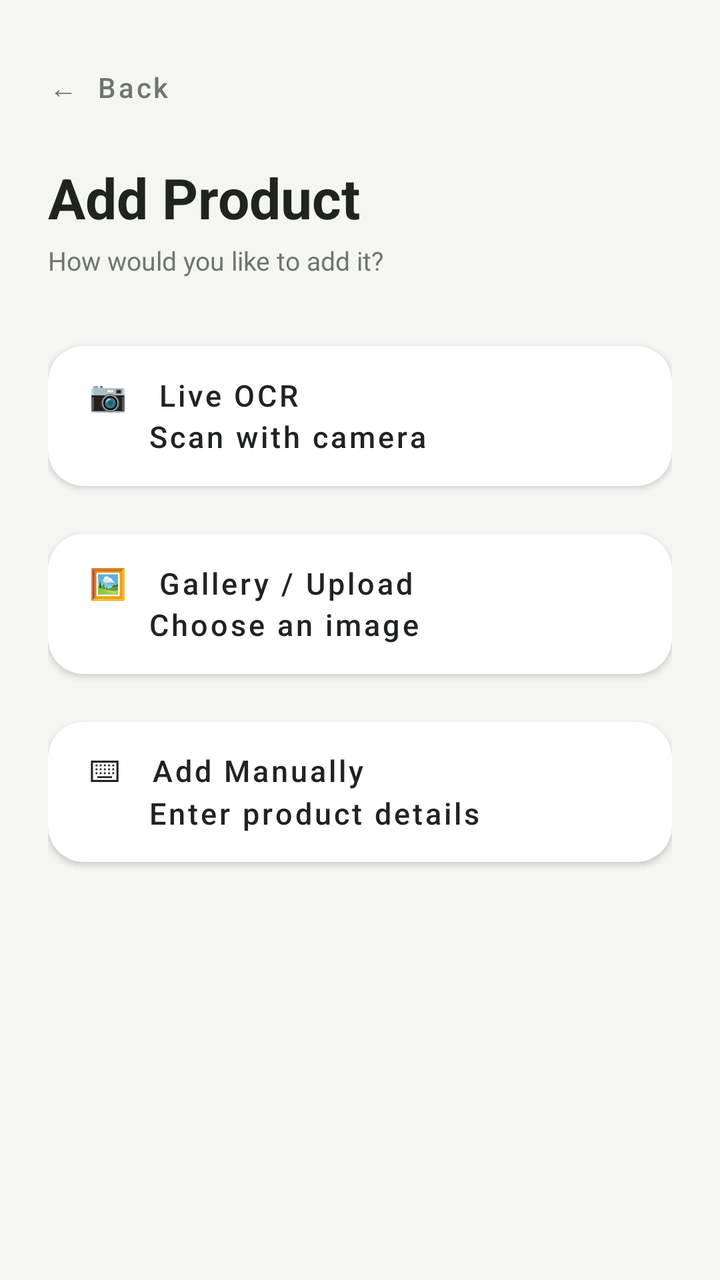
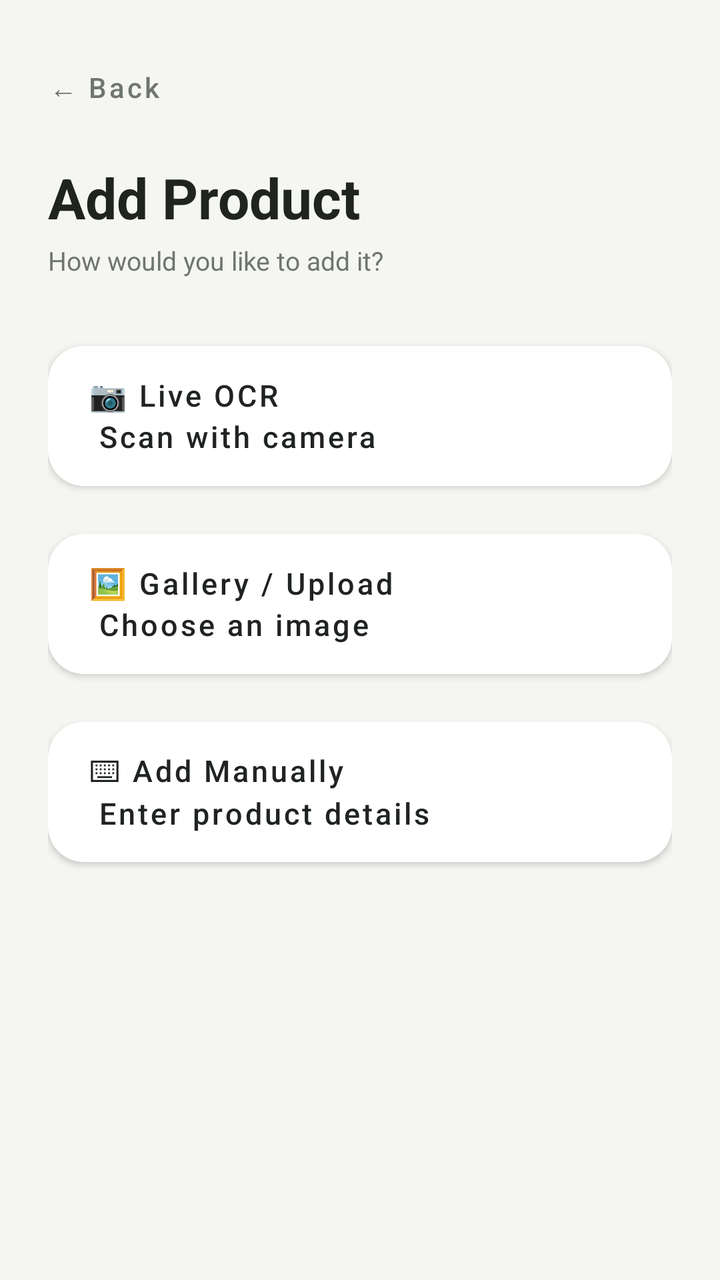

An Android layout rendered at two revisions. The XML below is the earlier revision; the diff shows what the commit changed to produce the second picture.
<!-- AndroidManifest.xml: application theme Theme.OcrTest -->
<!-- res/layout/activity_add_options.xml -->
<?xml version="1.0" encoding="utf-8"?>
<androidx.constraintlayout.widget.ConstraintLayout
    xmlns:android="http://schemas.android.com/apk/res/android"
    xmlns:app="http://schemas.android.com/apk/res-auto"
    android:layout_width="match_parent"
    android:layout_height="match_parent"
    android:background="@color/background_dark"
    android:paddingStart="24dp"
    android:paddingEnd="24dp"
    android:paddingTop="28dp">

    

    <com.google.android.material.button.MaterialButton
        android:id="@+id/btnBack"
        style="@style/Widget.MaterialComponents.Button.TextButton"
        android:layout_width="wrap_content"
        android:layout_height="wrap_content"
        android:minWidth="0dp"
        android:minHeight="0dp"
        android:padding="0dp"
        android:text="←  Back"
        android:textAllCaps="false"
        android:textColor="@color/text_secondary"
        android:textSize="14sp"
        app:layout_constraintStart_toStartOf="parent"
        app:layout_constraintTop_toTopOf="parent" />

    

    <TextView
        android:id="@+id/tvAddProductTitle"
        android:layout_width="wrap_content"
        android:layout_height="wrap_content"
        android:layout_marginTop="52dp"
        android:text="Add Product"
        android:textColor="@color/text_primary"
        android:textSize="28sp"
        android:textStyle="bold"
        app:layout_constraintStart_toStartOf="parent"
        app:layout_constraintTop_toTopOf="parent" />

    

    <TextView
        android:id="@+id/tvAddProductSubtitle"
        android:layout_width="wrap_content"
        android:layout_height="wrap_content"
        android:layout_marginTop="4dp"
        android:text="How would you like to add it?"
        android:textColor="@color/text_secondary"
        android:textSize="13sp"
        app:layout_constraintStart_toStartOf="parent"
        app:layout_constraintTop_toBottomOf="@id/tvAddProductTitle" />

    

    <com.google.android.material.button.MaterialButton
        android:id="@+id/btnLiveOcr"
        android:layout_width="0dp"
        android:layout_height="82dp"
        android:layout_marginTop="28dp"
        android:gravity="center_vertical|start"
        android:paddingStart="20dp"
        android:paddingEnd="20dp"
        android:text="📷   Live OCR\n      Scan with camera"
        android:textAllCaps="false"
        android:textColor="@color/text_primary"
        android:textSize="15sp"
        android:lineSpacingExtra="3dp"
        app:backgroundTint="@color/card_dark"
        app:cornerRadius="18dp"
        app:iconGravity="textStart"
        app:layout_constraintEnd_toEndOf="parent"
        app:layout_constraintStart_toStartOf="parent"
        app:layout_constraintTop_toBottomOf="@id/tvAddProductSubtitle"
        app:strokeWidth="0dp" />

    

    <com.google.android.material.button.MaterialButton
        android:id="@+id/btnGallery"
        android:layout_width="0dp"
        android:layout_height="82dp"
        android:layout_marginTop="12dp"
        android:gravity="center_vertical|start"
        android:paddingStart="20dp"
        android:paddingEnd="20dp"
        android:text="🖼   Gallery / Upload\n      Choose an image"
        android:textAllCaps="false"
        android:textColor="@color/text_primary"
        android:textSize="15sp"
        android:lineSpacingExtra="3dp"
        app:backgroundTint="@color/card_dark"
        app:cornerRadius="18dp"
        app:layout_constraintEnd_toEndOf="parent"
        app:layout_constraintStart_toStartOf="parent"
        app:layout_constraintTop_toBottomOf="@id/btnLiveOcr"
        app:strokeWidth="0dp" />

    

    <com.google.android.material.button.MaterialButton
        android:id="@+id/btnAddManually"
        android:layout_width="0dp"
        android:layout_height="82dp"
        android:layout_marginTop="12dp"
        android:gravity="center_vertical|start"
        android:paddingStart="20dp"
        android:paddingEnd="20dp"
        android:text="⌨   Add Manually\n      Enter product details"
        android:textAllCaps="false"
        android:textColor="@color/text_primary"
        android:textSize="15sp"
        android:lineSpacingExtra="3dp"
        app:backgroundTint="@color/card_dark"
        app:cornerRadius="18dp"
        app:layout_constraintEnd_toEndOf="parent"
        app:layout_constraintStart_toStartOf="parent"
        app:layout_constraintTop_toBottomOf="@id/btnGallery"
        app:strokeWidth="0dp" />

</androidx.constraintlayout.widget.ConstraintLayout>
<!-- resources referenced by this layout -->
<resources>
  <color name="background_dark">#F5F6F1</color>
  <color name="card_dark">#FFFFFF</color>
  <color name="text_primary">#202421</color>
  <color name="text_secondary">#6F756F</color>
  <style name="Theme.OcrTest" parent="Theme.MaterialComponents.NoActionBar">
  
          <item name="colorPrimary">@color/green_primary</item>
          <item name="colorPrimaryVariant">@color/green_primary</item>
          <item name="colorOnPrimary">@color/background_dark</item>
          <item name="colorSecondary">@color/green_primary</item>
          <item name="colorSurface">@color/surface_dark</item>
  
          <item name="android:colorBackground">@color/background_dark</item>
          <item name="android:colorAccent">@color/green_primary</item>
  
          <item name="colorOnSurface">@color/text_primary</item>
  
      </style>
  <color name="green_primary">#2F5D50</color>
  <color name="surface_dark">#ECEFEA</color>
</resources>

<!-- the commit's change to res/layout/activity_add_options.xml (unified diff, before → after) -->
@@ -19,7 +19,7 @@
         android:minWidth="0dp"
         android:minHeight="0dp"
         android:padding="0dp"
-        android:text="←  Back"
+        android:text="@string/back"
         android:textAllCaps="false"
         android:textColor="@color/text_secondary"
         android:textSize="14sp"
@@ -33,7 +33,7 @@
         android:layout_width="wrap_content"
         android:layout_height="wrap_content"
         android:layout_marginTop="52dp"
-        android:text="Add Product"
+        android:text="@string/add_product_title"
         android:textColor="@color/text_primary"
         android:textSize="28sp"
         android:textStyle="bold"
@@ -47,7 +47,7 @@
         android:layout_width="wrap_content"
         android:layout_height="wrap_content"
         android:layout_marginTop="4dp"
-        android:text="How would you like to add it?"
+        android:text="@string/add_product_subtitle"
         android:textColor="@color/text_secondary"
         android:textSize="13sp"
         app:layout_constraintStart_toStartOf="parent"
@@ -63,7 +63,7 @@
         android:gravity="center_vertical|start"
         android:paddingStart="20dp"
         android:paddingEnd="20dp"
-        android:text="📷   Live OCR\n      Scan with camera"
+        android:text="@string/live_ocr"
         android:textAllCaps="false"
         android:textColor="@color/text_primary"
         android:textSize="15sp"
@@ -86,7 +86,7 @@
         android:gravity="center_vertical|start"
         android:paddingStart="20dp"
         android:paddingEnd="20dp"
-        android:text="🖼   Gallery / Upload\n      Choose an image"
+        android:text="@string/gallery_upload"
         android:textAllCaps="false"
         android:textColor="@color/text_primary"
         android:textSize="15sp"
@@ -108,7 +108,7 @@
         android:gravity="center_vertical|start"
         android:paddingStart="20dp"
         android:paddingEnd="20dp"
-        android:text="⌨   Add Manually\n      Enter product details"
+        android:text="@string/add_manually"
         android:textAllCaps="false"
         android:textColor="@color/text_primary"
         android:textSize="15sp"
<!-- resource entries referenced after the edit -->
@@ -4,6 +4,12 @@
   <color name="card_dark">#FFFFFF</color>
   <color name="text_primary">#202421</color>
   <color name="text_secondary">#6F756F</color>
+  <string name="add_manually">⌨   Add Manually\n      Enter product details</string>
+  <string name="add_product_subtitle">How would you like to add it?</string>
+  <string name="add_product_title">Add Product</string>
+  <string name="back">←  Back</string>
+  <string name="gallery_upload">🖼   Gallery / Upload\n      Choose an image</string>
+  <string name="live_ocr">📷   Live OCR\n      Scan with camera</string>
   <style name="Theme.OcrTest" parent="Theme.MaterialComponents.NoActionBar">
   
           <item name="colorPrimary">@color/green_primary</item>
